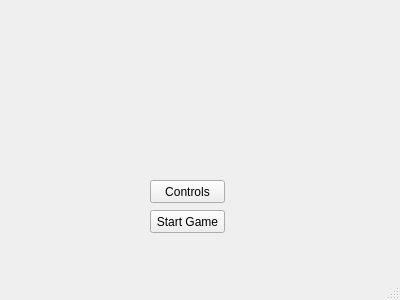
Above: mainwindow.ui from mwestjohn/space-invaders before the change. Below: the same form after it.
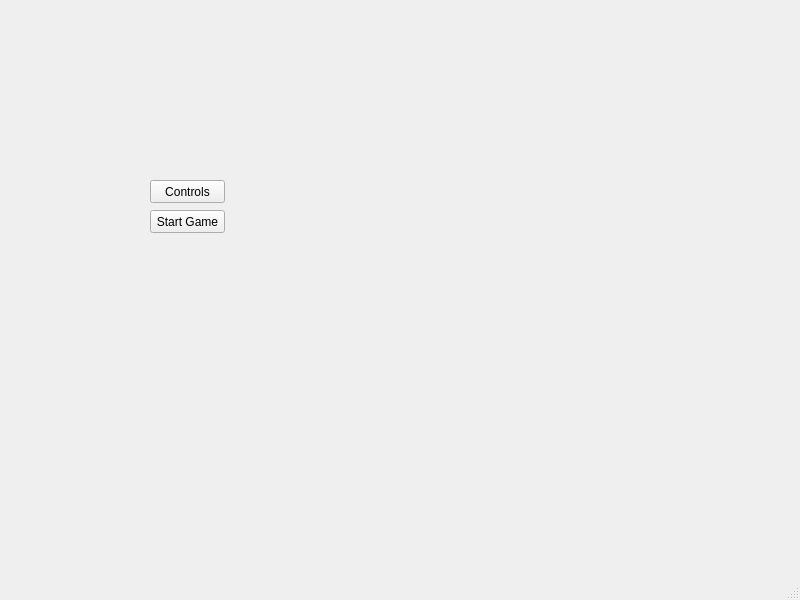
That is the form after the change.

The edit to the form file:
```diff
--- a/mainwindow.ui
+++ b/mainwindow.ui
@@ -6,8 +6,8 @@
    <rect>
     <x>0</x>
     <y>0</y>
-    <width>400</width>
-    <height>300</height>
+    <width>800</width>
+    <height>600</height>
    </rect>
   </property>
   <property name="windowTitle">
```
Left out of the diff: 2 changed lines with no effect on the pictures.
